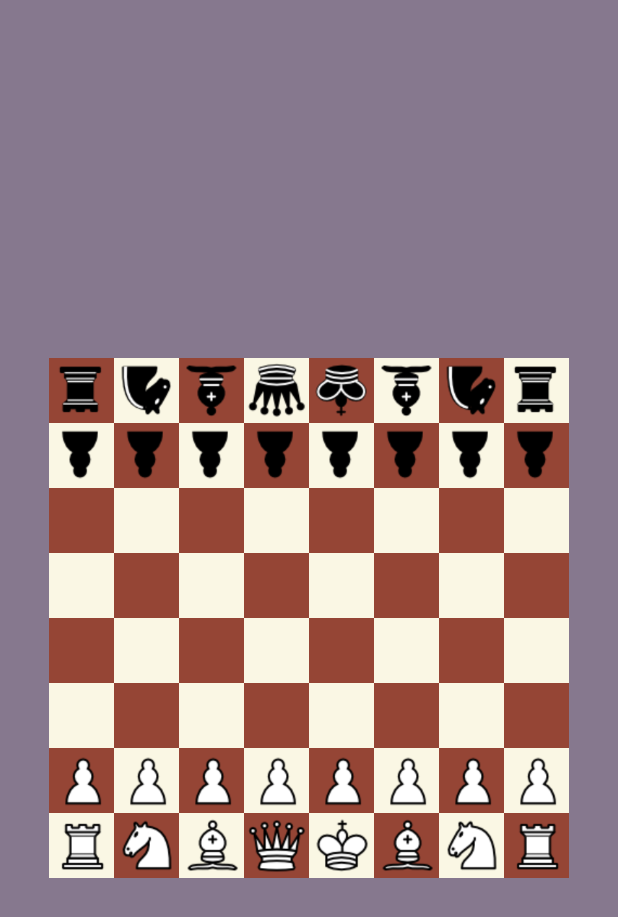
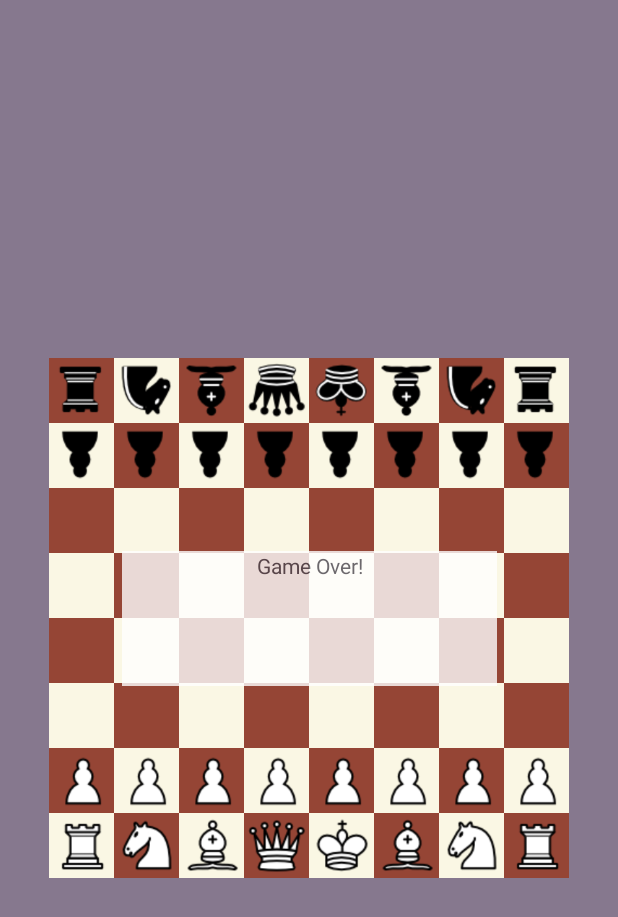
Before and after one commit to XiangTGE/EC327-Final-Project, an Android app: the BoardActivity screen opened directly, with no data from a screen before it, on a phone screen of 412 x 824 dp. Shown: the top 917 px of the screen. Run offline under Robolectric (Android 15) with nearby library versions, the phone set to English and light mode, and no system bars.

Commit message:
Working on game over message box

```diff
--- a/ChessGame/app/src/main/res/layout/board.xml
+++ b/ChessGame/app/src/main/res/layout/board.xml
@@ -19,7 +19,7 @@
         android:layout_height="wrap_content"
         android:rowCount="8"
         android:columnCount="8"
-        android:id="@+id/gridLayout2"
+        android:id="@+id/boardTiles"
         app:layout_constraintRight_toRightOf="parent"
         app:layout_constraintLeft_toLeftOf="parent"
         app:layout_constraintTop_toTopOf="parent"
@@ -412,7 +412,7 @@
         android:layout_height="wrap_content"
         android:rowCount="8"
         android:columnCount="8"
-        android:id="@+id/gridLayout"
+        android:id="@+id/boardPieces"
         app:layout_constraintRight_toRightOf="parent"
         app:layout_constraintLeft_toLeftOf="parent"
         app:layout_constraintTop_toTopOf="parent"
@@ -1005,7 +1005,7 @@
         app:layout_constraintBottom_toBottomOf="parent"
         app:layout_constraintEnd_toEndOf="parent"
         app:layout_constraintStart_toStartOf="parent"
-        app:layout_constraintTop_toBottomOf="@+id/boardTiles" />
+        app:layout_constraintTop_toBottomOf="@id/boardTiles" />
 
     <TextView
         android:id="@+id/blackErrorMsg"
@@ -1016,9 +1016,34 @@
         android:text="@string/invalid_move_msg"
         android:textAlignment="center"
         android:textColor="@color/black"
-        app:layout_constraintBottom_toTopOf="@+id/boardTiles"
+        app:layout_constraintBottom_toTopOf="@id/boardTiles"
         app:layout_constraintEnd_toEndOf="parent"
         app:layout_constraintStart_toStartOf="parent"
         app:layout_constraintTop_toTopOf="parent" />
 
+    <LinearLayout
+        android:layout_width="250dp"
+        android:layout_height="90dp"
+        android:layout_marginStart="50dp"
+        android:layout_marginEnd="50dp"
+        android:alpha="0.8"
+        android:background="@color/white"
+        android:orientation="horizontal"
+        app:layout_constraintBottom_toBottomOf="parent"
+        app:layout_constraintEnd_toEndOf="parent"
+        app:layout_constraintStart_toStartOf="parent"
+        app:layout_constraintTop_toTopOf="parent">
+
+        <TextView
+            android:layout_width="match_parent"
+            android:layout_height="match_parent"
+            android:text="@string/game_over_msg"
+            android:textAlignment="center"
+            app:layout_constraintBottom_toBottomOf="parent"
+            app:layout_constraintEnd_toEndOf="parent"
+            app:layout_constraintStart_toStartOf="parent"
+            app:layout_constraintTop_toTopOf="parent" />
+
+    </LinearLayout>
+
 </androidx.constraintlayout.widget.ConstraintLayout>
--- a/ChessGame/app/src/main/res/values/strings.xml
+++ b/ChessGame/app/src/main/res/values/strings.xml
@@ -17,6 +17,7 @@
     <string name="player1">Player 1</string>
     <string name="player2">Player 2</string>
     <string name="invalid_move_msg">Invalid Move</string>
+    <string name="game_over_msg">Game Over!</string>
 
 
     <!-- Info Fragment Strings -->
```
